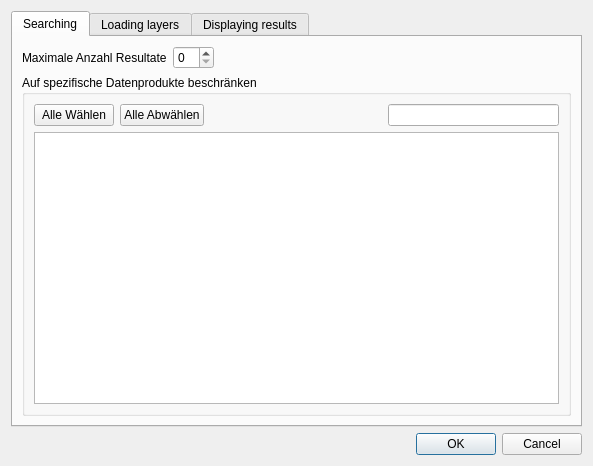
First picture: the form in solocator/ui/config.ui, repository opengisch/solocator, before the edit.
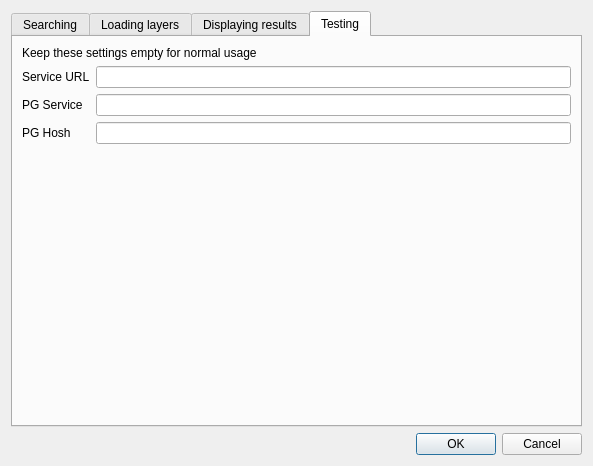
Second picture: the form after the edit. The open tabs and pages were chosen to show the change. Custom widgets are drawn as their Qt base class.

Diff of the .ui file:
```diff
--- a/solocator/ui/config.ui
+++ b/solocator/ui/config.ui
@@ -14,20 +14,10 @@
    <string>SoLocator Filter Konfiguration</string>
   </property>
   <layout class="QGridLayout" name="gridLayout">
-   <item row="5" column="0">
-    <widget class="QDialogButtonBox" name="buttonBox">
-     <property name="orientation">
-      <enum>Qt::Horizontal</enum>
-     </property>
-     <property name="standardButtons">
-      <set>QDialogButtonBox::Cancel|QDialogButtonBox::Ok</set>
-     </property>
-    </widget>
-   </item>
    <item row="0" column="0">
     <widget class="QTabWidget" name="tabWidget">
      <property name="currentIndex">
-      <number>1</number>
+      <number>0</number>
      </property>
      <widget class="QWidget" name="tab">
       <attribute name="title">
@@ -165,16 +155,6 @@
             </property>
            </widget>
           </item>
-          <item row="2" column="0">
-           <widget class="QLabel" name="label_2">
-            <property name="text">
-             <string>PG Service</string>
-            </property>
-           </widget>
-          </item>
-          <item row="2" column="1">
-           <widget class="QLineEdit" name="pg_service"/>
-          </item>
          </layout>
         </widget>
        </item>
@@ -278,6 +258,73 @@
        </item>
       </layout>
      </widget>
+     <widget class="QWidget" name="tab_4">
+      <attribute name="title">
+       <string>Testing</string>
+      </attribute>
+      <layout class="QGridLayout" name="gridLayout_8">
+       <item row="1" column="0">
+        <widget class="QLabel" name="label_6">
+         <property name="text">
+          <string>Service URL</string>
+         </property>
+        </widget>
+       </item>
+       <item row="3" column="0">
+        <widget class="QLabel" name="label_5">
+         <property name="text">
+          <string>PG Hosh</string>
+         </property>
+        </widget>
+       </item>
+       <item row="1" column="1">
+        <widget class="QLineEdit" name="service_url"/>
+       </item>
+       <item row="3" column="1">
+        <widget class="QLineEdit" name="pg_host"/>
+       </item>
+       <item row="2" column="0">
+        <widget class="QLabel" name="label_2">
+         <property name="text">
+          <string>PG Service</string>
+         </property>
+        </widget>
+       </item>
+       <item row="0" column="0" colspan="2">
+        <widget class="QLabel" name="label_8">
+         <property name="text">
+          <string>Keep these settings empty for normal usage</string>
+         </property>
+        </widget>
+       </item>
+       <item row="2" column="1">
+        <widget class="QLineEdit" name="pg_service"/>
+       </item>
+       <item row="4" column="1">
+        <spacer name="verticalSpacer_3">
+         <property name="orientation">
+          <enum>Qt::Vertical</enum>
+         </property>
+         <property name="sizeHint" stdset="0">
+          <size>
+           <width>20</width>
+           <height>40</height>
+          </size>
+         </property>
+        </spacer>
+       </item>
+      </layout>
+     </widget>
+    </widget>
+   </item>
+   <item row="5" column="0">
+    <widget class="QDialogButtonBox" name="buttonBox">
+     <property name="orientation">
+      <enum>Qt::Horizontal</enum>
+     </property>
+     <property name="standardButtons">
+      <set>QDialogButtonBox::Cancel|QDialogButtonBox::Ok</set>
+     </property>
     </widget>
    </item>
   </layout>
```
